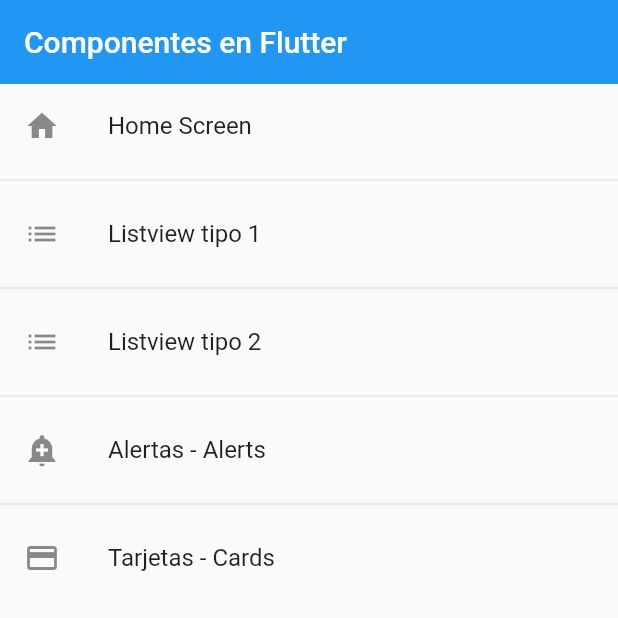
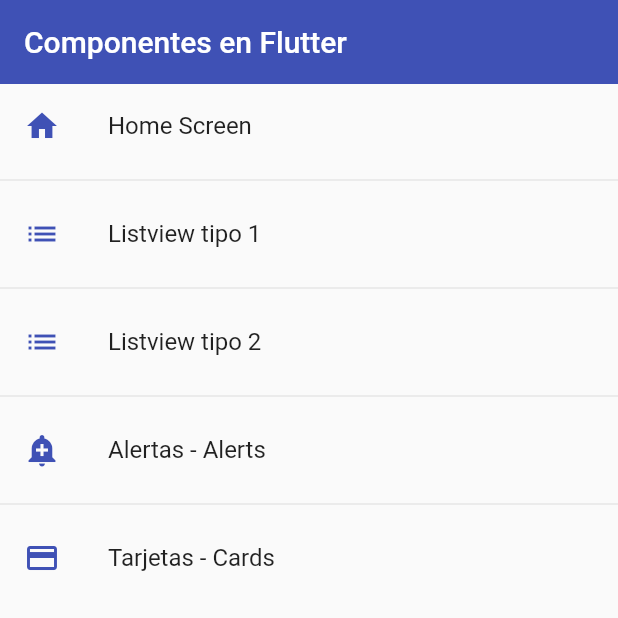
Before and after one commit to slopezalvas/fl_components, a Flutter app: the screen it shows after launch, on a phone screen of 412 x 824 dp, the top half of it. Run offline on Flutter 3.47's test engine with Material 2 defaults, Android fonts, the phone set to English and light mode, and no system bars.

Commit message:
Tema global de la aplicacion

```diff
--- a/lib/main.dart
+++ b/lib/main.dart
@@ -1,3 +1,4 @@
+import 'package:fl_components/theme/app_theme.dart';
 import 'package:flutter/material.dart';
 
 import 'package:fl_components/router/app_routes.dart';
@@ -13,7 +14,8 @@ class MyApp extends StatelessWidget {
       title: 'Material App',
       initialRoute: AppRoutes.initialRoute,
       routes: AppRoutes.getAppRoutes(),
-      onGenerateRoute: (settings) => AppRoutes.onGenerateRoute(settings)
+      onGenerateRoute: (settings) => AppRoutes.onGenerateRoute(settings),
+      theme: AppTheme.lightTheme
     );
   }
 }
--- a/lib/screens/home_screen.dart
+++ b/lib/screens/home_screen.dart
@@ -1,4 +1,5 @@
 import 'package:fl_components/router/app_routes.dart';
+import 'package:fl_components/theme/app_theme.dart';
 import 'package:flutter/material.dart';
 
 class HomeScreen extends StatelessWidget {
@@ -13,11 +14,10 @@ class HomeScreen extends StatelessWidget {
     return Scaffold(
       appBar: AppBar(
         title: const Text('Componentes en Flutter'),
-        elevation: 0,
       ),
       body: ListView.separated(
         itemBuilder: (context, index) => ListTile(
-          leading: Icon(menuOptions[index].icon),
+          leading: Icon(menuOptions[index].icon, color: AppTheme.primary,),
           title: Text(menuOptions[index].name),
           onTap: () {
 
--- a/lib/screens/listview2_screen.dart
+++ b/lib/screens/listview2_screen.dart
@@ -11,8 +11,6 @@ class ListView2Screen extends StatelessWidget {
     return Scaffold(
       appBar: AppBar(
         title: const Text('Listview Tipo 2'),
-        elevation: 0,
-        backgroundColor: Colors.indigo,
       ),
       body: ListView.separated(
         itemBuilder: (context, i) => ListTile(
--- /dev/null
+++ b/lib/theme/app_theme.dart
@@ -0,0 +1,28 @@
+import 'package:flutter/material.dart';
+
+class AppTheme {
+
+  static const Color primary = Colors.indigo;
+  static final ThemeData lightTheme = ThemeData.light().copyWith(
+        //Color primario
+        primaryColor: Colors.indigo,
+
+        //AppBar Theme
+        appBarTheme: const AppBarTheme(
+          color: primary,
+          elevation: 0
+        )
+      );
+   static final ThemeData darkTheme = ThemeData.dark().copyWith(
+        //Color primario
+        primaryColor: Colors.indigo,
+
+        //AppBar Theme
+        appBarTheme: const AppBarTheme(
+          color: primary,
+          elevation: 0
+        ),
+
+        scaffoldBackgroundColor: Colors.black,
+      );
+}
```
